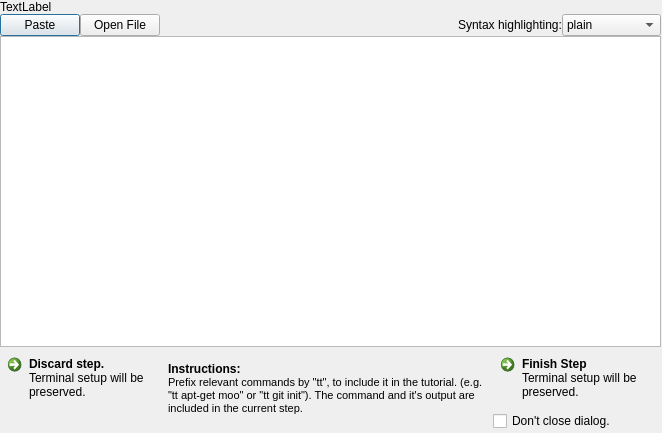
Qt form textdialog.ui (skyronic/tuxtorial-client) before a commit.
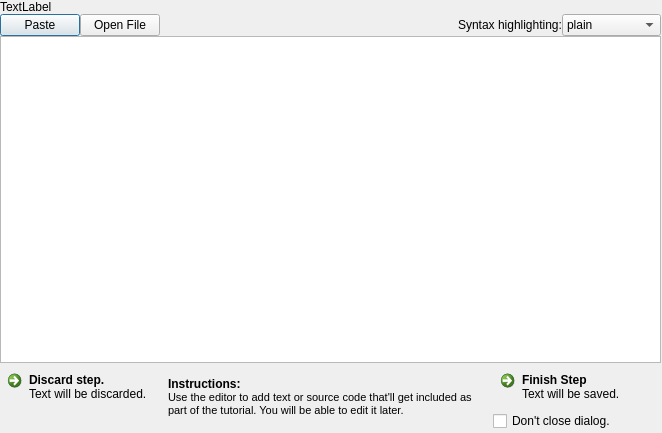
The same form after that commit.

Diff of the .ui file:
```diff
--- a/textdialog.ui
+++ b/textdialog.ui
@@ -197,7 +197,7 @@
            <string>Discard step.</string>
           </property>
           <property name="description">
-           <string>Terminal setup will be preserved.</string>
+           <string>Text will be discarded.</string>
           </property>
          </widget>
         </item>
@@ -208,8 +208,8 @@
           </property>
           <property name="sizeHint" stdset="0">
            <size>
-            <width>20</width>
-            <height>22</height>
+            <width>15</width>
+            <height>13</height>
            </size>
           </property>
          </spacer>
@@ -223,11 +223,11 @@
 &lt;html&gt;&lt;head&gt;&lt;meta name=&quot;qrichtext&quot; content=&quot;1&quot; /&gt;&lt;style type=&quot;text/css&quot;&gt;
 p, li { white-space: pre-wrap; }
 &lt;/style&gt;&lt;/head&gt;&lt;body style=&quot; font-family:'Sans'; font-size:8pt; font-weight:400; font-style:normal;&quot;&gt;
-&lt;table style=&quot;-qt-table-type: root; margin-top:4px; margin-bottom:4px; margin-left:4px; margin-right:4px;&quot;&gt;
+&lt;table border=&quot;0&quot; style=&quot;-qt-table-type: root; margin-top:4px; margin-bottom:4px; margin-left:4px; margin-right:4px;&quot;&gt;
 &lt;tr&gt;
 &lt;td style=&quot;border: none;&quot;&gt;
 &lt;p style=&quot; margin-top:0px; margin-bottom:0px; margin-left:0px; margin-right:0px; -qt-block-indent:0; text-indent:0px;&quot;&gt;&lt;span style=&quot; font-size:9pt; font-weight:600;&quot;&gt;Instructions:&lt;/span&gt;&lt;/p&gt;
-&lt;p style=&quot; margin-top:0px; margin-bottom:0px; margin-left:0px; margin-right:0px; -qt-block-indent:0; text-indent:0px;&quot;&gt;Prefix relevant commands by &amp;quot;tt&amp;quot;, to include it in the tutorial. (e.g. &amp;quot;tt apt-get moo&amp;quot; or &amp;quot;tt git init&amp;quot;). The command and it's output are included in the current step. &lt;/p&gt;&lt;/td&gt;&lt;/tr&gt;&lt;/table&gt;&lt;/body&gt;&lt;/html&gt;</string>
+&lt;p style=&quot; margin-top:0px; margin-bottom:0px; margin-left:0px; margin-right:0px; -qt-block-indent:0; text-indent:0px;&quot;&gt;Use the editor to add text or source code that'll get included as part of the tutorial. You will be able to edit it later.&lt;/p&gt;&lt;/td&gt;&lt;/tr&gt;&lt;/table&gt;&lt;/body&gt;&lt;/html&gt;</string>
         </property>
         <property name="wordWrap">
          <bool>true</bool>
@@ -236,13 +236,16 @@
       </item>
       <item>
        <layout class="QVBoxLayout" name="verticalLayout_2">
+        <property name="spacing">
+         <number>0</number>
+        </property>
         <item>
          <widget class="QCommandLinkButton" name="commandLinkButton">
           <property name="text">
            <string>Finish Step</string>
           </property>
           <property name="description">
-           <string>Terminal setup will be preserved.</string>
+           <string>Text will be saved.</string>
           </property>
          </widget>
         </item>
```
